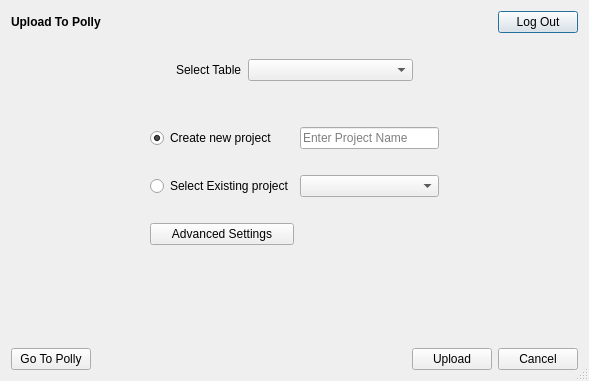
Above: src/gui/mzroll/forms/pollyelmaveninterface.ui from ElucidataInc/ElMaven before the change. Below: the same form after it.
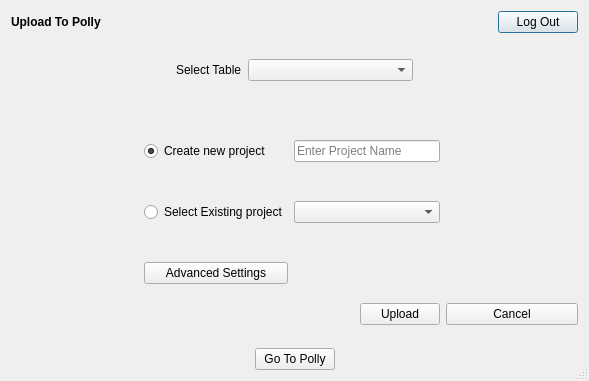
That is the form after the change.

Commit message: [Fix] Enable Add new project by default in polly

The edit to the form file:
```diff
--- a/src/gui/mzroll/forms/pollyelmaveninterface.ui
+++ b/src/gui/mzroll/forms/pollyelmaveninterface.ui
@@ -158,11 +158,24 @@
    </item>
    <item>
     <layout class="QGridLayout" name="gridLayout_2">
+     <item row="5" column="2" alignment="Qt::AlignRight">
+      <widget class="QPushButton" name="computeButton_upload">
+       <property name="text">
+        <string>Upload</string>
+       </property>
+      </widget>
+     </item>
      <item row="2" column="2">
       <widget class="QComboBox" name="comboBox_existing_projects">
        <property name="enabled">
         <bool>true</bool>
        </property>
+       <property name="minimumSize">
+        <size>
+         <width>146</width>
+         <height>0</height>
+        </size>
+       </property>
       </widget>
      </item>
      <item row="2" column="3">
@@ -226,6 +239,12 @@
        <property name="enabled">
         <bool>true</bool>
        </property>
+       <property name="minimumSize">
+        <size>
+         <width>146</width>
+         <height>0</height>
+        </size>
+       </property>
        <property name="placeholderText">
         <string>Enter Project Name</string>
        </property>
@@ -277,17 +296,37 @@
        </property>
       </spacer>
      </item>
+     <item row="5" column="1">
+      <widget class="QLabel" name="upload_status">
+       <property name="text">
+        <string/>
+       </property>
+      </widget>
+     </item>
+     <item row="5" column="3">
+      <widget class="QPushButton" name="cancelButton_upload">
+       <property name="text">
+        <string>Cancel</string>
+       </property>
+      </widget>
+     </item>
     </layout>
    </item>
-   <item>
-    <widget class="QLabel" name="upload_status">
-     <property name="text">
-      <string/>
-     </property>
-    </widget>
-   </item>
    <item>
     <layout class="QHBoxLayout" name="horizontalLayout_7">
+     <item>
+      <spacer name="horizontalSpacer_14">
+       <property name="orientation">
+        <enum>Qt::Horizontal</enum>
+       </property>
+       <property name="sizeHint" stdset="0">
+        <size>
+         <width>40</width>
+         <height>20</height>
+        </size>
+       </property>
+      </spacer>
+     </item>
      <item>
       <widget class="QPushButton" name="pollyButton">
        <property name="text">
@@ -308,20 +347,6 @@
        </property>
       </spacer>
      </item>
-     <item>
-      <widget class="QPushButton" name="computeButton_upload">
-       <property name="text">
-        <string>Upload</string>
-       </property>
-      </widget>
-     </item>
-     <item>
-      <widget class="QPushButton" name="cancelButton_upload">
-       <property name="text">
-        <string>Cancel</string>
-       </property>
-      </widget>
-     </item>
     </layout>
    </item>
   </layout>
```
The commit also changes 1 other file.
